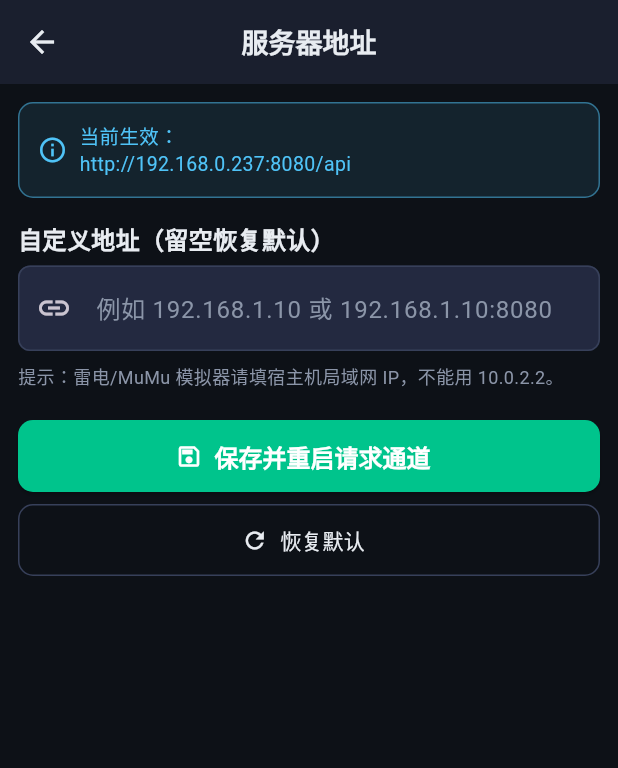
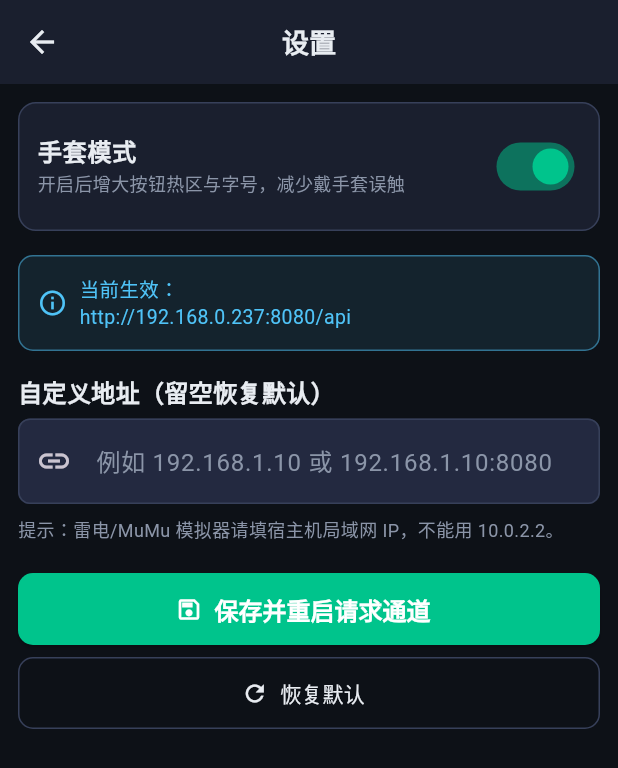
Before and after one commit to csflyinfo/csERP, a Flutter app: the screen it shows after launch, after a tap on "服务器地址", on a phone screen of 412 x 824 dp. Shown: the top 768 px of the screen. Run offline on Flutter 3.47's test engine with Material 3 defaults, Android fonts, the phone set to English and light mode, and no system bars; our stand-ins replace connectivity_plus, dio, flutter_local_notifications, flutter_riverpod, geolocator, image_picker and 2 more; missing offline and left inert: getuiflut; accounts and stored records are empty; Roboto replaces fonts that are missing (PingFang SC).

Commit message:
feat(wms): P1防误触确认按钮手套模式二次确认与提交去重

```diff
--- /dev/null
+++ b/wms_pda_app/lib/config/glove_mode.dart
@@ -0,0 +1,55 @@
+import 'package:flutter/material.dart';
+import 'package:shared_preferences/shared_preferences.dart';
+
+/// 手套模式偏好（方案 V1.1 优化项三）。
+///
+/// 仓库作业默认佩戴手套，开启后：
+/// - 增大按钮/可点击热区（见 [scaledMinHeight]）；
+/// - 放大正文字号（见 [scaledFontSize]）；
+/// - 提供全局开关状态，各页面据此禁用长按/多点等易误触手势。
+///
+/// 状态存在 SharedPreferences，并提供 [ChangeNotifier]，
+/// 设置页切换后所有监听页面立即重建。
+class GloveMode extends ChangeNotifier {
+  GloveMode._();
+  static final GloveMode instance = GloveMode._();
+
+  static const _key = 'wms_pda_glove_mode';
+
+  bool _on = true;
+
+  /// 是否开启手套模式（默认开启）。
+  bool get on => _on;
+
+  /// 从本地存储加载。
+  Future<void> load() async {
+    try {
+      final prefs = await SharedPreferences.getInstance();
+      _on = prefs.getBool(_key) ?? true;
+      notifyListeners();
+    } catch (_) {
+      _on = true;
+    }
+  }
+
+  /// 设置开关并持久化。
+  Future<void> setOn(bool value) async {
+    _on = value;
+    notifyListeners();
+    try {
+      final prefs = await SharedPreferences.getInstance();
+      await prefs.setBool(_key, value);
+    } catch (_) {}
+  }
+
+  /// 按钮最小高度：手套模式加大热区（约 18mm），普通模式 48（约 15mm）。
+  double get buttonMinHeight => _on ? 58 : 48;
+
+  /// 正文字号基准：手套模式 16，普通 14。
+  double get scaledFontSize => _on ? 16 : 14;
+}
+
+/// GloveMode 的便捷读取扩展：context.glove。
+extension GloveContext on BuildContext {
+  GloveMode get glove => GloveMode.instance;
+}
--- a/wms_pda_app/lib/main.dart
+++ b/wms_pda_app/lib/main.dart
@@ -22,6 +22,7 @@ import 'ui/profile_page.dart';
 import 'ui/placeholder_page.dart';
 import 'ui/settings_page.dart';
 import 'services/hardware_scan_key.dart';
+import 'config/glove_mode.dart';
 
 /// 全局导航 key：401（含旧 ERP token 访问 /wms/app/* 被守卫拒绝）时
 /// 不依赖页面 context 也能回登录页。
@@ -31,6 +32,7 @@ Future<void> main() async {
   WidgetsFlutterBinding.ensureInitialized();
   HardwareScanKey.bindNavigatorKey(navigatorKey);
   await AppConfig.loadOverride();
+  await GloveMode.instance.load();
   ApiService.instance.applyBaseUrl();
   await AuthService.instance.restore();
   ApiService.instance.onUnauthorized(() async {
--- a/wms_pda_app/lib/ui/settings_page.dart
+++ b/wms_pda_app/lib/ui/settings_page.dart
@@ -1,5 +1,6 @@
 import 'package:flutter/material.dart';
 import '../config/app_config.dart';
+import '../config/glove_mode.dart';
 import '../services/api_service.dart';
 import '../theme/pda_theme.dart';
 import '../widgets/common.dart';
@@ -15,12 +16,51 @@ class _SettingsPageState extends State<SettingsPage> {
       TextEditingController(text: AppConfig.hasOverride ? AppConfig.apiBase : '');
 
   @override
+  void initState() {
+    super.initState();
+    GloveMode.instance.addListener(_onGloveChange);
+  }
+
+  @override
+  void dispose() {
+    GloveMode.instance.removeListener(_onGloveChange);
+    super.dispose();
+  }
+
+  void _onGloveChange() {
+    if (mounted) setState(() {});
+  }
+
+  @override
   Widget build(BuildContext context) {
+    final glove = GloveMode.instance;
     return PdaScaffold(
-      title: '服务器地址',
+      title: '设置',
       body: Column(
         crossAxisAlignment: CrossAxisAlignment.stretch,
         children: [
+          // 手套模式（防误触）
+          Container(
+            padding: const EdgeInsets.symmetric(
+                horizontal: 12, vertical: 6),
+            decoration: BoxDecoration(
+              color: PdaTheme.surface,
+              borderRadius: BorderRadius.circular(PdaSpacing.radius),
+              border: Border.all(color: PdaTheme.border),
+            ),
+            child: SwitchListTile(
+              contentPadding: EdgeInsets.zero,
+              activeThumbColor: PdaTheme.primary,
+              title: const Text('手套模式', style: PdaStyles.title),
+              subtitle: Text(
+                '开启后增大按钮热区与字号，减少戴手套误触',
+                style: PdaStyles.sub,
+              ),
+              value: glove.on,
+              onChanged: (v) => GloveMode.instance.setOn(v),
+            ),
+          ),
+          const SizedBox(height: 16),
           PdaAlert.info('当前生效：\n${AppConfig.apiBase}'),
           const SizedBox(height: 16),
           const Text('自定义地址（留空恢复默认）', style: PdaStyles.title),
```
Also changed, not shown: wms_pda_app/lib/services/submit_guard.dart (added, +56 -0 lines), wms_pda_app/lib/ui/damage_page.dart (+26 -12 lines), wms_pda_app/lib/widgets/confirm_button.dart (added, +121 -0 lines), wms_pda_app/lib/widgets/confirm_dialog.dart (added, +91 -0 lines).
